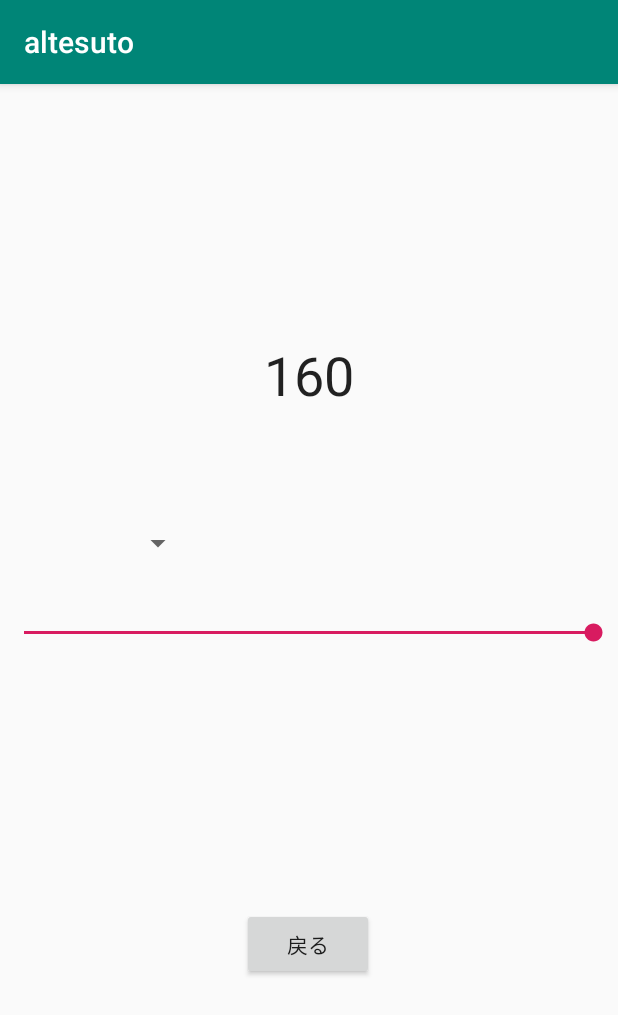
After one commit to s18002/altesuto, an Android app: the WeightActivity screen opened directly, with no data from a screen before it, on a phone screen of 412 x 824 dp. The commit adds this screen. Shown: the top 1015 px of the screen. Run offline under Robolectric (Android 15) with nearby library versions, the phone set to English and light mode, and no system bars.

Commit message:
体重設定機能の作成１

```diff
--- /dev/null
+++ b/app/src/main/java/com/example/altesuto/WeightActivity.kt
@@ -0,0 +1,80 @@
+package com.example.altesuto
+
+import android.content.Intent
+import androidx.appcompat.app.AppCompatActivity
+import android.os.Bundle
+import android.preference.PreferenceManager
+import android.view.View
+import android.widget.AdapterView
+import android.widget.SeekBar
+import android.widget.Spinner
+import androidx.core.content.edit
+import kotlinx.android.synthetic.main.activity_weight.*
+
+class WeightActivity : AppCompatActivity() {
+
+    override fun onCreate(savedInstanceState: Bundle?) {
+        super.onCreate(savedInstanceState)
+        setContentView(R.layout.activity_weight)
+
+        Button.setOnClickListener {
+            val intent = Intent(applicationContext, MainActivity::class.java)
+            intent.putExtra("data1", weight?.id)
+            startActivity(intent)
+        }
+
+        spinner.onItemSelectedListener =
+            object : AdapterView.OnItemSelectedListener {
+
+                override
+                fun onItemSelected(
+                    parent: AdapterView<*>?,
+                    view: View?,
+                    position: Int,
+                    id: Long
+                ) {
+                    val spinner = parent as? Spinner
+                    val item = spinner?.selectedItem as? String
+                    item?.let {
+                        if (it.isNotEmpty()) weight.text = it
+                    }
+                }
+
+                override
+                fun onNothingSelected(parent: AdapterView<*>?) {
+                }
+
+            }
+
+        val pref = PreferenceManager.getDefaultSharedPreferences(this)
+        val heightVal = pref.getInt("HEIGHT", 160)
+        weight.text = heightVal.toString()
+        seekBar.progress = heightVal
+
+        seekBar.setOnSeekBarChangeListener(
+            object : SeekBar.OnSeekBarChangeListener {
+                override fun onProgressChanged(
+                    seekBar: SeekBar?,
+                    progress: Int,
+                    fromUser: Boolean
+                ) {
+                    weight.text = progress.toString()
+                }
+
+                override
+                fun onStartTrackingTouch(seekBar: SeekBar?) {
+                }
+
+                override
+                fun onStopTrackingTouch(seekBar: SeekBar?) {
+                }
+            })
+    }
+    override fun onPause() {
+        super.onPause()
+        val pref = PreferenceManager.getDefaultSharedPreferences(this)
+        pref.edit {
+            putInt("HEIGHT", weight.text.toString().toInt())
+        }
+    }
+}
--- /dev/null
+++ b/app/src/main/res/layout/activity_weight.xml
@@ -0,0 +1,53 @@
+<?xml version="1.0" encoding="utf-8"?>
+<androidx.constraintlayout.widget.ConstraintLayout xmlns:android="http://schemas.android.com/apk/res/android"
+    xmlns:app="http://schemas.android.com/apk/res-auto"
+    xmlns:tools="http://schemas.android.com/tools"
+    android:layout_width="match_parent"
+    android:layout_height="match_parent"
+    tools:context=".WeightActivity">
+
+    <TextView
+        android:id="@+id/weight"
+        android:layout_width="wrap_content"
+        android:layout_height="wrap_content"
+        android:layout_marginTop="169dp"
+        android:text="70"
+        android:textAppearance="@style/TextAppearance.AppCompat.Large"
+        android:textSize="36sp"
+        app:layout_constraintEnd_toEndOf="parent"
+        app:layout_constraintStart_toStartOf="parent"
+        app:layout_constraintTop_toTopOf="parent" />
+
+    <Spinner
+        android:id="@+id/spinner"
+        android:layout_width="100dp"
+        android:layout_height="48dp"
+        android:layout_marginTop="64dp"
+        android:entries="@array/txt_weight_arr"
+        app:layout_constraintEnd_toEndOf="parent"
+        app:layout_constraintHorizontal_bias="0.093"
+        app:layout_constraintStart_toStartOf="parent"
+        app:layout_constraintTop_toBottomOf="@+id/weight" />
+
+    <SeekBar
+        android:id="@+id/seekBar"
+        android:layout_width="0dp"
+        android:layout_height="24dp"
+        android:layout_marginTop="24dp"
+        android:max="120"
+        android:progress="60"
+        app:layout_constraintEnd_toEndOf="parent"
+        app:layout_constraintStart_toStartOf="parent"
+        app:layout_constraintTop_toBottomOf="@+id/spinner" />
+
+    <Button
+        android:id="@+id/Button"
+        android:layout_width="wrap_content"
+        android:layout_height="wrap_content"
+        android:text="戻る"
+        app:layout_constraintBottom_toBottomOf="parent"
+        app:layout_constraintEnd_toEndOf="parent"
+        app:layout_constraintHorizontal_bias="0.498"
+        app:layout_constraintStart_toStartOf="parent"
+        app:layout_constraintTop_toBottomOf="@+id/seekBar" />
+</androidx.constraintlayout.widget.ConstraintLayout>
--- a/app/src/main/res/menu/main.xml
+++ b/app/src/main/res/menu/main.xml
@@ -1,6 +1,5 @@
 <?xml version="1.0" encoding="utf-8"?>
-<menu xmlns:app="http://schemas.android.com/apk/res-auto"
-    xmlns:android="http://schemas.android.com/apk/res/android">
+<menu xmlns:android="http://schemas.android.com/apk/res/android">
 
     <item
         android:id="@+id/account"
--- /dev/null
+++ b/app/src/main/res/values/arrays.xml
@@ -0,0 +1,11 @@
+<?xml version="1.0" encoding="utf-8"?>
+<resources>
+    <string-array name="txt_weight_arr">
+        <item></item>
+        <item>40</item>
+        <item>50</item>
+        <item>60</item>
+        <item>70</item>
+        <item>80</item>
+    </string-array>
+</resources>
```
Also changed, not shown: app/src/main/AndroidManifest.xml (+9 -2 lines), app/src/main/java/com/example/altesuto/MainActivity.kt (+13 -5 lines), app/src/main/java/com/example/altesuto/SubActivity.kt (+2 -9 lines), app/src/main/res/layout/activity_main.xml (+11 -0 lines), 2 other files.
